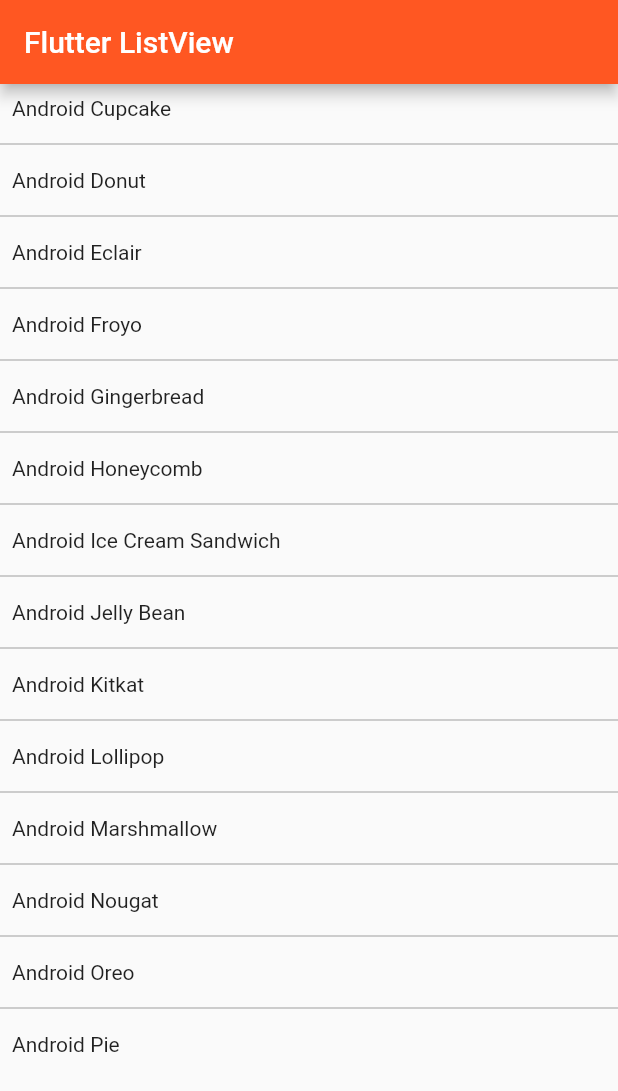
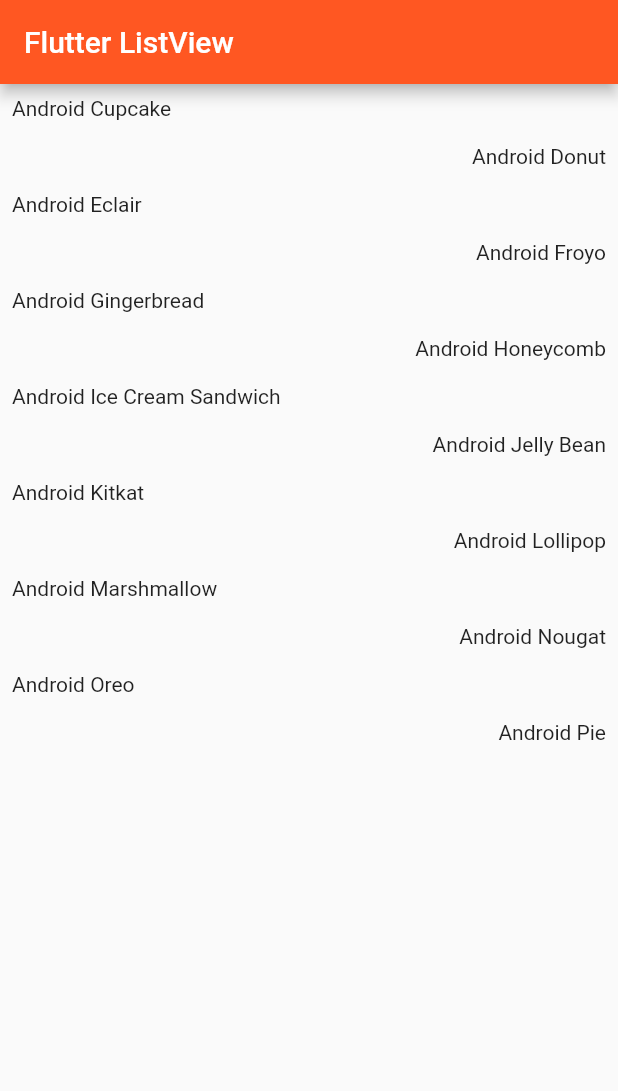
Before and after one commit to CoderJava/Flutter-Sample-ListView, a Flutter app: the screen it shows after launch, on a phone screen of 412 x 824 dp. Shown: the top 1091 px of the screen. Run offline on Flutter 3.47's test engine with Material 2 defaults, Android fonts, the phone set to English and light mode, and no system bars.

```diff
--- a/lib/main.dart
+++ b/lib/main.dart
@@ -8,43 +8,83 @@ void main() => runApp(MaterialApp(
     ));
 
 class MainApp extends StatelessWidget {
+
   var androidVersions = [
-    "Android Cupcake",
-    "Android Donut",
-    "Android Eclair",
-    "Android Froyo",
-    "Android Gingerbread",
-    "Android Honeycomb",
-    "Android Ice Cream Sandwich",
-    "Android Jelly Bean",
-    "Android Kitkat",
-    "Android Lollipop",
-    "Android Marshmallow",
-    "Android Nougat",
-    "Android Oreo",
-    "Android Pie"
+    AndroidVersion("Android Cupcake", 1),
+    AndroidVersion("Android Donut", 2),
+    AndroidVersion("Android Eclair", 1),
+    AndroidVersion("Android Froyo", 2),
+    AndroidVersion("Android Gingerbread", 1),
+    AndroidVersion("Android Honeycomb", 2),
+    AndroidVersion("Android Ice Cream Sandwich", 1),
+    AndroidVersion("Android Jelly Bean", 2),
+    AndroidVersion("Android Kitkat", 1),
+    AndroidVersion("Android Lollipop", 2),
+    AndroidVersion("Android Marshmallow", 1),
+    AndroidVersion("Android Nougat", 2),
+    AndroidVersion("Android Oreo", 1),
+    AndroidVersion("Android Pie", 2)
   ];
 
   @override
   Widget build(BuildContext context) {
+
     return Scaffold(
       appBar: AppBar(
         title: Text("Flutter ListView"),
       ),
-      body: ListView.separated(
-        separatorBuilder: (context, index) {
-          return Divider(
-            color: Colors.grey,
-          );
-        },
+      body: ListView.builder(
         itemBuilder: (context, index) {
-          return Padding(
-            padding: const EdgeInsets.all(8.0),
-            child: Text(androidVersions[index]),
-          );
+          var androidVersion = androidVersions[index];
+          switch (androidVersion._viewType) {
+            case 1:
+              return Row(
+                mainAxisSize: MainAxisSize.max,
+                mainAxisAlignment: MainAxisAlignment.start,
+                children: <Widget>[
+                  Padding(
+                    padding: const EdgeInsets.all(8.0),
+                    child: Text(androidVersion._name),
+                  ),
+                ],
+              );
+            default:
+              return Row(
+                mainAxisSize: MainAxisSize.max,
+                mainAxisAlignment: MainAxisAlignment.end,
+                children: <Widget>[
+                  Padding(
+                    padding: const EdgeInsets.all(8.0),
+                    child: Text(androidVersion._name),
+                  ),
+                ],
+              );
+          }
         },
         itemCount: androidVersions.length,
       ),
     );
   }
+
 }
+
+class AndroidVersion {
+
+  String _name;
+  int _viewType;
+
+  AndroidVersion(this._name, this._viewType);
+
+  int get viewType => _viewType;
+
+  set viewType(int value) {
+    _viewType = value;
+  }
+
+  String get name => _name;
+
+  set name(String value) {
+    _name = value;
+  }
+
+}
```
